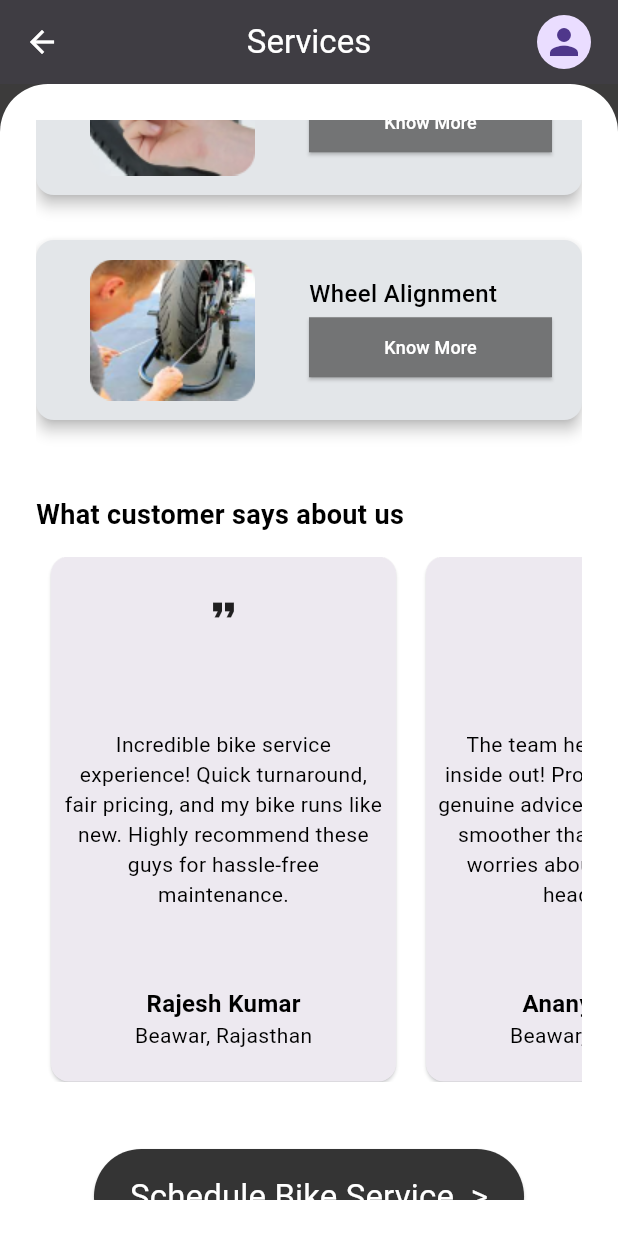
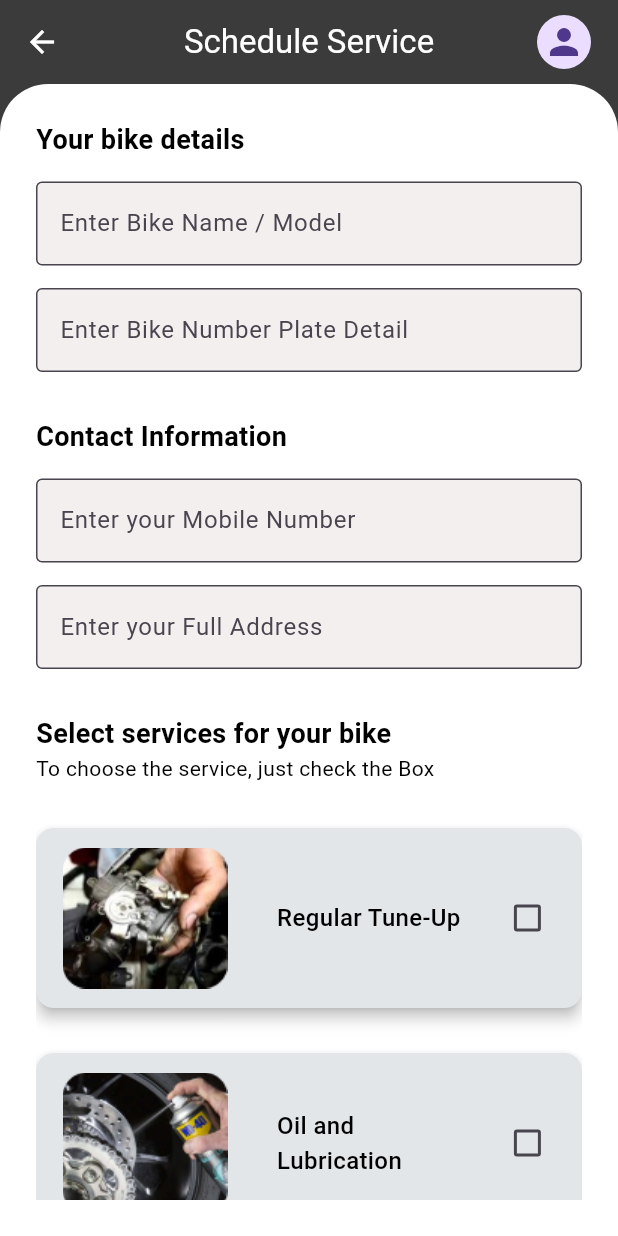
Before and after one commit to Rahul-Sharma-Github/Bike-Service-App, a Flutter app: the ServicePage screen opened directly, scrolled down 576 dp, after a tap on an icon or button, on a phone screen of 412 x 824 dp. Run offline on Flutter 3.47's test engine with Material 3 defaults, Android fonts, the phone set to English and light mode, and no system bars; our stand-ins replace cloud_firestore, device_preview, firebase_auth, firebase_core, get; accounts and stored records are empty.

Commit message:
Added ScheduleServicePage controllers in AppBindings class | added Repository abstract class, usecase class, respositoryImplementation class in schedule_service feature for fetching list of services | Added checkbox Logic inside service list to select / unselect service | Some minor improvment to services feature | All Working Fine !

```diff
--- /dev/null
+++ b/lib/app/features/schedule_service/data/repositories_implement/schedule_service_repo_impl.dart
@@ -0,0 +1,43 @@
+import 'package:bike_service_app/app/features/schedule_service/domain/repositories/schedule_service_repositories.dart';
+import 'package:flutter/material.dart';
+
+import '../../../../core/constants/assets_path/asset_path.dart';
+
+class ScheduleServiceRepoImpl implements ScheduleServiceRepositories {
+  @override
+  List<Map<String, dynamic>> servicesList() {
+    try {
+      return [
+        {
+          "image": AssetPaths.regularTuneUp,
+          "name": "Regular Tune-Up",
+          "price": 150
+        },
+        {
+          "image": AssetPaths.oilAndLubrication,
+          "name": "Oil and Lubrication",
+          "price": 250
+        },
+        {
+          "image": AssetPaths.brakeInspectionAndAdjustment,
+          "name": "Brake Inspection and Adjustment",
+          "price": 180
+        },
+        {
+          "image": AssetPaths.chainMaintenance,
+          "name": "Chain Maintenance",
+          "price": 120
+        },
+        {
+          "image": AssetPaths.wheelAlignment,
+          "name": "Wheel Alignment",
+          "price": 350
+        }
+      ];
+    } catch (e) {
+      debugPrint('Error in ScheduleServiceRepoImpl = $e');
+    }
+    throw UnimplementedError(
+        'Error in ScheduleServiceRepoImpl class for servicesList()');
+  }
+}
--- /dev/null
+++ b/lib/app/features/schedule_service/domain/repositories/schedule_service_repositories.dart
@@ -0,0 +1,3 @@
+abstract class ScheduleServiceRepositories {
+  List<Map<String, dynamic>> servicesList();
+}
--- /dev/null
+++ b/lib/app/features/schedule_service/domain/use_cases/schedule_service_usecase.dart
@@ -0,0 +1,11 @@
+import 'package:bike_service_app/app/features/schedule_service/domain/repositories/schedule_service_repositories.dart';
+
+class ScheduleServicePageUseCase {
+  final ScheduleServiceRepositories scheduleServiceRepositories;
+
+  ScheduleServicePageUseCase(this.scheduleServiceRepositories);
+
+  List<Map<String, dynamic>> callForServicesList() {
+    return scheduleServiceRepositories.servicesList();
+  }
+}
--- /dev/null
+++ b/lib/app/features/schedule_service/presentation/controllers/schedule_service_page_controller/schedule_service_page_controller.dart
@@ -0,0 +1,43 @@
+import 'package:bike_service_app/app/features/schedule_service/domain/use_cases/schedule_service_usecase.dart';
+import 'package:flutter/material.dart';
+import 'package:get/get.dart';
+
+class ScheduleServicePageController extends GetxController {
+  final ScheduleServicePageUseCase scheduleServicePageUseCase;
+
+  ScheduleServicePageController(this.scheduleServicePageUseCase);
+
+  // TextFormField Controllers
+  final bikeNameController = TextEditingController().obs;
+  final bikeNumberPlateController = TextEditingController().obs;
+  final mobileNumberController = TextEditingController().obs;
+  final fullAdressController = TextEditingController().obs;
+  final describeHereController = TextEditingController().obs;
+  final serviceDateController = TextEditingController().obs;
+  final serviceTimeController = TextEditingController().obs;
+
+  // Form Global Key
+  final formKey = GlobalKey<FormState>().obs;
+
+  ///
+  // List of Maps for Services List
+  var servicesListData = [].obs;
+
+  @override
+  void onInit() {
+    super.onInit();
+    fetchServicesListData();
+  }
+
+// Fetching List of Maps for Services List
+  List<Map<String, dynamic>> fetchServicesListData() {
+    return servicesListData.value =
+        scheduleServicePageUseCase.callForServicesList();
+  }
+
+  /////////
+  // List of Maps for Selected Services List Data
+  var selectedServicesListData = [].obs;
+
+  List<bool> isChecked = [false, false, false, false, false].obs;
+}
--- /dev/null
+++ b/lib/app/features/schedule_service/presentation/pages/schedule_service_page/schedule_service_page.dart
@@ -0,0 +1,298 @@
+// ignore_for_file: avoid_unnecessary_containers, sized_box_for_whitespace
+
+import 'package:bike_service_app/app/core/constants/theme/colors/colors.dart';
+import 'package:bike_service_app/app/core/constants/theme/textstyles/textstyle.dart';
+import 'package:flutter/material.dart';
+import 'package:get/get.dart';
+
+import '../../controllers/schedule_service_page_controller/schedule_service_page_controller.dart';
+
+class ScheduleServicePage extends StatelessWidget {
+  // final int? bookingId;
+  ScheduleServicePage({super.key});
+
+  final ScheduleServicePageController scheduleServicePageController =
+      Get.find();
+
+  @override
+  Widget build(BuildContext context) {
+    return Scaffold(
+      backgroundColor: AppColors.backSheetColor,
+      appBar: AppBar(
+        centerTitle: true,
+        backgroundColor: Colors.transparent,
+        foregroundColor: Colors.white,
+        title: const Text(
+          'Schedule Service',
+          style: AppTextStyleTheme.appBarText,
+        ),
+        actions: const [
+          Padding(
+            padding: EdgeInsets.symmetric(horizontal: 18.0),
+            child: CircleAvatar(
+              radius: 18,
+              child: Icon(
+                Icons.person_sharp,
+                size: 28,
+              ),
+            ),
+          )
+        ],
+      ),
+      body: Container(
+        height: MediaQuery.of(context).size.height,
+        width: MediaQuery.of(context).size.width,
+        padding: const EdgeInsets.symmetric(horizontal: 24.0, vertical: 24.0),
+        decoration: const BoxDecoration(
+          borderRadius: BorderRadius.vertical(top: Radius.circular(32.0)),
+          color: AppColors.frontSheetColor,
+        ),
+        child: SingleChildScrollView(
+          // Form ( Bike Details for Scheduling the Service )
+          child: Form(
+            key: scheduleServicePageController.formKey.value,
+            autovalidateMode: AutovalidateMode.onUserInteraction,
+            child: Column(
+              mainAxisSize: MainAxisSize.min,
+              crossAxisAlignment: CrossAxisAlignment.stretch,
+              children: [
+                // Heading [1]
+                const Row(
+                  children: [
+                    Text(
+                      'Your bike details',
+                      style: AppTextStyleTheme.headingMainTitleText,
+                    ),
+                  ],
+                ),
+                const SizedBox(
+                  height: 15,
+                ),
+                // bike name/model
+                TextFormField(
+                  controller:
+                      scheduleServicePageController.bikeNameController.value,
+                  keyboardType: TextInputType.text,
+                  decoration: const InputDecoration(
+                    labelText: 'Enter Bike Name / Model',
+                    filled: true,
+                    fillColor: AppColors.inputTextBoxInnerColor,
+                    border: OutlineInputBorder(),
+                  ),
+                  validator: (value) {
+                    if (value!.isEmpty) {
+                      return 'Please Enter Bike Name/Model';
+                    } else {
+                      return null;
+                    }
+                  },
+                ),
+                const SizedBox(
+                  height: 15,
+                ),
+                // bike plate number
+                TextFormField(
+                  controller: scheduleServicePageController
+                      .bikeNumberPlateController.value,
+                  keyboardType: TextInputType.text,
+                  decoration: const InputDecoration(
+                    labelText: 'Enter Bike Number Plate Detail',
+                    filled: true,
+                    fillColor: AppColors.inputTextBoxInnerColor,
+                    border: OutlineInputBorder(),
+                  ),
+                  validator: (value) {
+                    if (value!.isEmpty) {
+                      return 'Please Enter Bike Number Plate Details';
+                    } else {
+                      return null;
+                    }
+                  },
+                ),
+                const SizedBox(
+                  height: 30,
+                ),
+                // Heading [2]
+                const Row(
+                  children: [
+                    Text(
+                      'Contact Information',
+                      style: AppTextStyleTheme.headingMainTitleText,
+                    ),
+                  ],
+                ),
+                const SizedBox(
+                  height: 15,
+                ),
+                // Mobile number
+                TextFormField(
+                  controller: scheduleServicePageController
+                      .mobileNumberController.value,
+                  keyboardType: TextInputType.text,
+                  decoration: const InputDecoration(
+                    labelText: 'Enter your Mobile Number',
+                    filled: true,
+                    fillColor: AppColors.inputTextBoxInnerColor,
+                    border: OutlineInputBorder(),
+                  ),
+                  validator: (value) {
+                    if (value!.isEmpty) {
+                      return 'Please Enter your Mobile Number';
+                    } else {
+                      return null;
+                    }
+                  },
+                ),
+                const SizedBox(
+                  height: 15,
+                ),
+                // Full Address
+                TextFormField(
+                  controller:
+                      scheduleServicePageController.fullAdressController.value,
+                  keyboardType: TextInputType.text,
+                  decoration: const InputDecoration(
+                    labelText: 'Enter your Full Address',
+                    filled: true,
+                    fillColor: AppColors.inputTextBoxInnerColor,
+                    border: OutlineInputBorder(),
+                  ),
+                  validator: (value) {
+                    if (value!.isEmpty) {
+                      return 'Please Enter your Full Address';
+                    } else {
+                      return null;
+                    }
+                  },
+                ),
+                const SizedBox(
+                  height: 30,
+                ),
+                // Heading [3]
+                const Row(
+                  children: [
+                    Text(
+                      'Select services for your bike',
+                      style: AppTextStyleTheme.headingMainTitleText,
+                    ),
+                  ],
+                ),
+                const Row(
+                  children: [
+                    Text(
+                      'To choose the service, just check the Box',
+                      style: AppTextStyleTheme.descriptionText,
+                    ),
+                  ],
+                ),
+                const SizedBox(
+                  height: 15,
+                ),
+
+                // Services List with Checkbox
+                SizedBox(
+                  child: ListView.builder(
+                    physics: const ClampingScrollPhysics(),
+                    shrinkWrap: true,
+                    primary: false,
+                    scrollDirection: Axis.vertical,
+                    itemCount:
+                        scheduleServicePageController.servicesListData.length,
+                    itemBuilder: (context, index) {
+                      return Container(
+                        height: 150,
+                        padding: const EdgeInsets.all(0),
+                        child: Card(
+                          margin: const EdgeInsets.symmetric(vertical: 15),
+                          color: AppColors.serviceCardColor,
+                          elevation: 4,
+                          child: Row(
+                            children: [
+                              Expanded(
+                                flex: 2,
+                                child: Container(
+                                  child: Image.asset(
+                                      scheduleServicePageController
+                                          .servicesListData[index]["image"]),
+                                ),
+                              ),
+                              Expanded(
+                                flex: 2,
+                                child: Container(
+                                  child: Row(
+                                    mainAxisAlignment: MainAxisAlignment.start,
+                                    crossAxisAlignment:
+                                        CrossAxisAlignment.center,
+                                    children: [
+                                      Expanded(
+                                        child: Padding(
+                                          padding:
+                                              const EdgeInsets.only(left: 15),
+                                          child: Text(
+                                            scheduleServicePageController
+                                                    .servicesListData[index]
+                                                ["name"],
+                                            style:
+                                                AppTextStyleTheme.cardTitleText,
+                                          ),
+                                        ),
+                                      ),
+                                    ],
+                                  ),
+                                ),
+                              ),
+                              Expanded(
+                                flex: 1,
+                                child: Container(
+                                  child: Obx(
+                                    () => Checkbox(
+                                      value: scheduleServicePageController
+                                          .isChecked[index],
+                                      onChanged: (bool? value) {
+                                        scheduleServicePageController
+                                            .isChecked[index] = value!;
+                                        if (scheduleServicePageController
+                                            .isChecked[index]) {
+                                          debugPrint('true');
+                                          scheduleServicePageController
+                                              .selectedServicesListData
+                                              .add(scheduleServicePageController
+                                                  .servicesListData[index]);
+                                          debugPrint(
+                                              '${scheduleServicePageController.selectedServicesListData}');
+                                        } else {
+                                          debugPrint('false');
+                                          scheduleServicePageController
+                                              .selectedServicesListData
+                                              .removeWhere(
+                                            (element) =>
+                                                element['name'] ==
+                                                scheduleServicePageController
+                                                        .servicesListData[index]
+                                                    ['name'],
+                                          );
+                                          debugPrint(
+                                              '${scheduleServicePageController.selectedServicesListData}');
+                                        }
+                                      },
+                                    ),
+                                  ),
+                                ),
+                              ),
+                            ],
+                          ),
+                        ),
+                      );
+                    },
+                  ),
+                ),
+
+                //
+              ],
+            ),
+          ),
+        ),
+      ),
+    );
+  }
+}
--- a/lib/app/features/services/data/repositories_implement/service_page_repo_impl/service_page_repo_impl.dart
+++ b/lib/app/features/services/data/repositories_implement/service_page_repo_impl/service_page_repo_impl.dart
@@ -74,6 +74,7 @@ class ServicePageRepoImpl implements ServicePageRepository {
           'Error in ServicePageRepoImpl class for customerTestimonialList() = $e');
     }
 
-    throw UnimplementedError();
+    throw UnimplementedError(
+        'Error in ServicePageRepoImpl class for customerTestimonialList()');
   }
 }
--- a/lib/app/features/services/presentation/pages/service_page/service_page.dart
+++ b/lib/app/features/services/presentation/pages/service_page/service_page.dart
@@ -3,8 +3,11 @@
 import 'package:bike_service_app/app/core/constants/theme/colors/colors.dart';
 import 'package:bike_service_app/app/core/constants/theme/textstyles/textstyle.dart';
 import 'package:bike_service_app/app/features/services/presentation/controllers/service_page_controller/service_page_controller.dart';
+import 'package:cloud_firestore/cloud_firestore.dart';
 import 'package:flutter/material.dart';
 import 'package:get/get.dart';
+
+import '../../../../schedule_service/presentation/pages/schedule_service_page/schedule_service_page.dart';
 
 class ServicePage extends StatelessWidget {
   ServicePage({super.key});
@@ -271,8 +274,12 @@ class ServicePage extends StatelessWidget {
                   backgroundColor:
                       MaterialStateProperty.all(AppColors.mainButtonColor),
                 ),
-                onPressed: () {
-                  // Get.to(() => ScheduleServicePage());
+                onPressed: () async {
+                  // fetching and storing nextBookingId number | and then passing it to next page ( ScheduleServicePage )
+                  // await servicePageController.fetchNextBookingId();
+                  await Get.to(() => ScheduleServicePage(
+                      // bookingId: servicePageController.nextBookingId.value,
+                      ));
                 },
                 child: const Padding(
                   padding: EdgeInsets.symmetric(vertical: 16),
```
Also changed, not shown: lib/app/core/app_bindings/app_bindings.dart (+11 -1 lines), lib/app/features/services/presentation/controllers/service_page_controller/service_page_controller.dart (+26 -1 lines).
